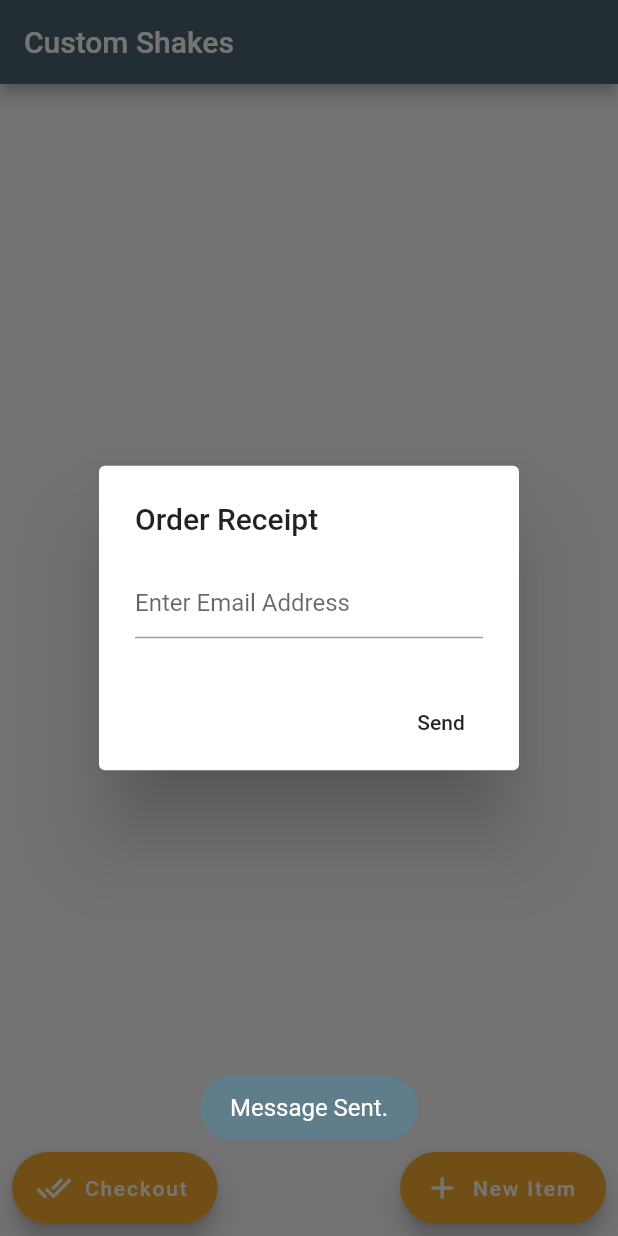
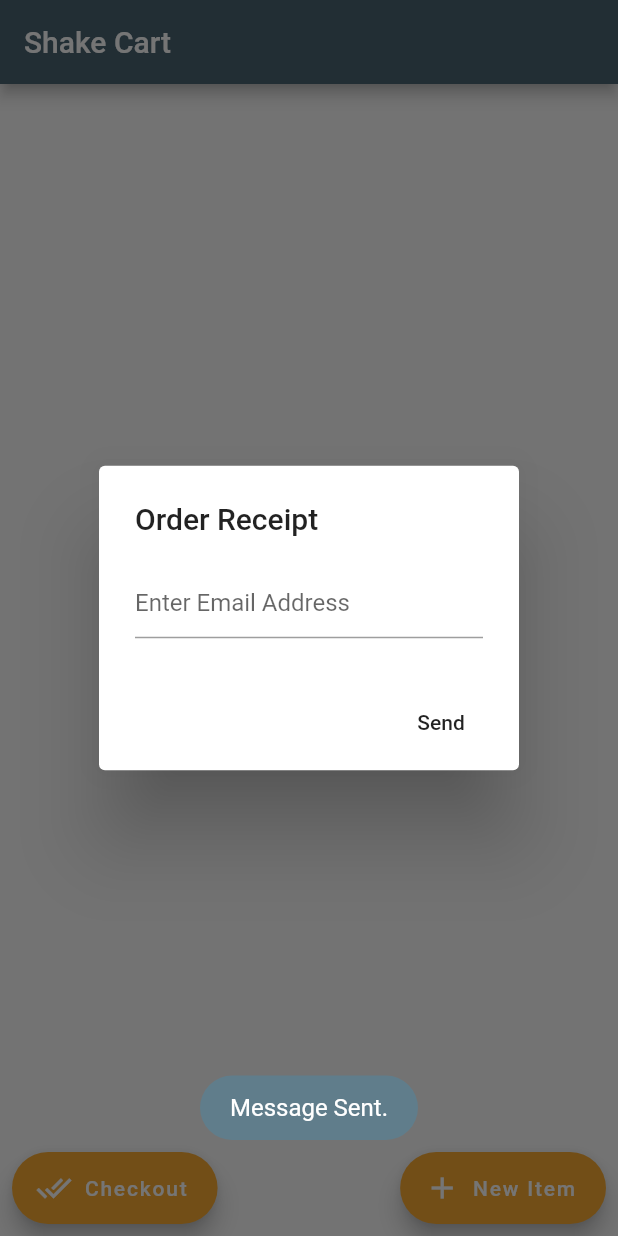
Before and after one commit to Empyreus/Custom, a Flutter app: the screen it shows after launch, after a tap on "Checkout", on a phone screen of 412 x 824 dp. Run offline on Flutter 3.47's test engine with Material 2 defaults, Android fonts, the phone set to English and light mode, and no system bars; our stand-ins replace fluttertoast, sqflite; missing offline and left inert: mailer; accounts and stored records are empty.

Commit message:
Clean up checkout emails

```diff
--- a/custom_app/lib/main.dart
+++ b/custom_app/lib/main.dart
@@ -52,7 +52,7 @@ void emailTest(var email, int internalExternal) async {
   message.recipients.clear();
   message.recipients.add(username);
 
-  var smtpServer = gmail(username, password);
+  var smtpServer = gmail(storeusername, password);
 
   //Set Order Number
   message.subject = orderNumber;
@@ -60,14 +60,19 @@ void emailTest(var email, int internalExternal) async {
   //Set Message
   if(internalExternal == 1) {
     message.text = 'Customer Shake ${DateTime.now()}\n';
-    for (int i = 0; i < _completedShakes.length; i++) {
-      message.text =
-          message.text + _completedShakes[i]._bases[0].toString() + '  ' +
-              _completedShakes[i]._fruits.toString() + '\n';
-    }
   }
   else {
-    message.text = "Your order number is " + orderNumber;
+    message.text = "Your order number is " + orderNumber + '\n\n';
+  }
+  for (int i = 0; i < _completedShakes.length; i++) {
+    message.text =
+    message.text + _completedShakes[i]._bases[0].toString() + '  ' +
+    _completedShakes[i]._fruits.toString() + '\n';
+  }
+
+  if(internalExternal != 1) {
+    _completedShakes = <ShakeStruct>[];
+    _completedStats = <Nutritional>[];
   }
 
   //Send Email
@@ -160,7 +165,7 @@ class MyApp extends StatelessWidget {
       theme: new ThemeData(primaryColor: PrimaryColor),
       home: Scaffold(
         appBar: new AppBar(
-          title: new Text("Custom Shakes")
+          title: new Text("Shake Cart")
         ),
         body: Center(
           child: Cart(),
@@ -206,8 +211,8 @@ checkoutCart(BuildContext context){
   _emailAlert(context);
 
   emailTest(storeusername, 1);
-  _completedShakes = <ShakeStruct>[];
-  _completedStats = <Nutritional>[];
+//  _completedShakes = <ShakeStruct>[];
+//  _completedStats = <Nutritional>[];
   Fluttertoast.showToast(
       msg: 'Checkout Complete!',
       toastLength: Toast.LENGTH_LONG,
```
